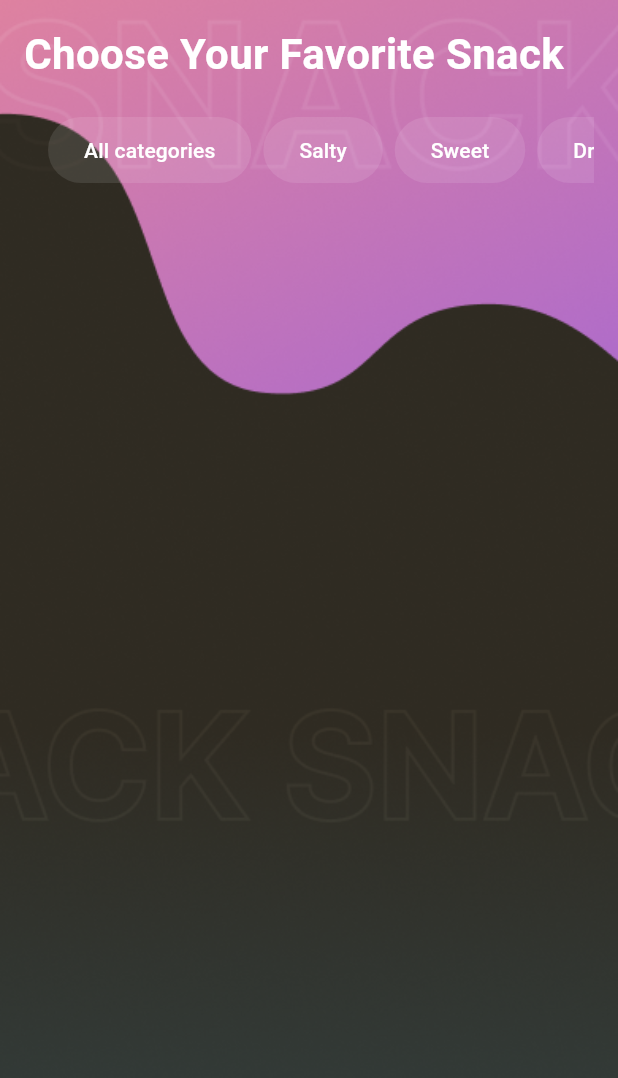
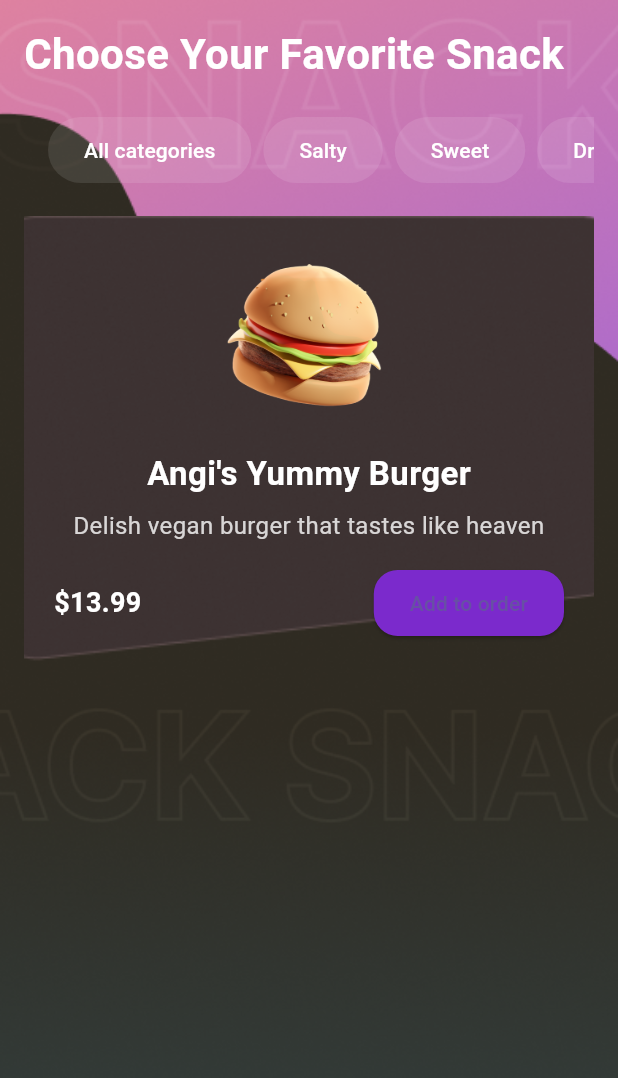
Before and after one commit to Muhannmmad/snack_app, a Flutter app: the HomeScreen screen opened directly, on a phone screen of 412 x 824 dp. Shown: the top 1078 px of the screen. Run offline on Flutter 3.47's test engine with Material 3 defaults, Android fonts, the phone set to English and light mode, and no system bars.

Commit message:
the middle is made but still not positioned

```diff
--- a/lib/Home.screen.dart
+++ b/lib/Home.screen.dart
@@ -95,11 +95,84 @@ class HomeScreen extends StatelessWidget {
                     ),
                   ),
                   SizedBox(height: 20),
-                  Expanded(
-                    child: Container(
-                      child: Stack(
-                        children: [],
-                      ),
+                  Center(
+                    child: Stack(
+                      children: [
+                        Container(
+                          height: 300,
+                          width: 400,
+                          child: Image.asset(
+                            'assets/details/Top Card.png',
+                            fit: BoxFit.cover,
+                          ),
+                        ),
+                        // Main Card content
+                        Positioned(
+                          top: 20,
+                          left: 20,
+                          right: 20,
+                          child: Column(
+                            crossAxisAlignment: CrossAxisAlignment.center,
+                            children: [
+                              // Burger Image
+                              Image.asset(
+                                'assets/grafiken/Burger_3D.png',
+                                height: 120,
+                                fit: BoxFit.contain,
+                              ),
+                              SizedBox(height: 16),
+                              // Burger Title
+                              Text(
+                                "Angi's Yummy Burger",
+                                style: TextStyle(
+                                  fontSize: 22,
+                                  fontWeight: FontWeight.bold,
+                                  color: Colors.white,
+                                ),
+                              ),
+                              SizedBox(height: 8),
+                              // Burger Description
+                              Text(
+                                "Delish vegan burger that tastes like heaven",
+                                style: TextStyle(
+                                  fontSize: 16,
+                                  color: Colors.white.withOpacity(0.8),
+                                ),
+                                textAlign: TextAlign.center,
+                              ),
+                              SizedBox(height: 16),
+                              // Price and Button Row
+                              Row(
+                                mainAxisAlignment:
+                                    MainAxisAlignment.spaceBetween,
+                                children: [
+                                  Text(
+                                    '\$13.99',
+                                    style: TextStyle(
+                                      fontSize: 18,
+                                      fontWeight: FontWeight.bold,
+                                      color: Colors.white,
+                                    ),
+                                  ),
+                                  ElevatedButton(
+                                    onPressed: () {},
+                                    style: ElevatedButton.styleFrom(
+                                      backgroundColor: const Color.fromARGB(
+                                          255, 123, 42, 204),
+                                      shape: RoundedRectangleBorder(
+                                        borderRadius: BorderRadius.circular(16),
+                                      ),
+                                      padding: EdgeInsets.symmetric(
+                                          horizontal: 24, vertical: 12),
+                                    ),
+                                    child: Text('Add to order'),
+                                  ),
+                                ],
+                              ),
+                            ],
+                          ),
+                        ),
+                      ],
                     ),
                   ),
                 ],
```
